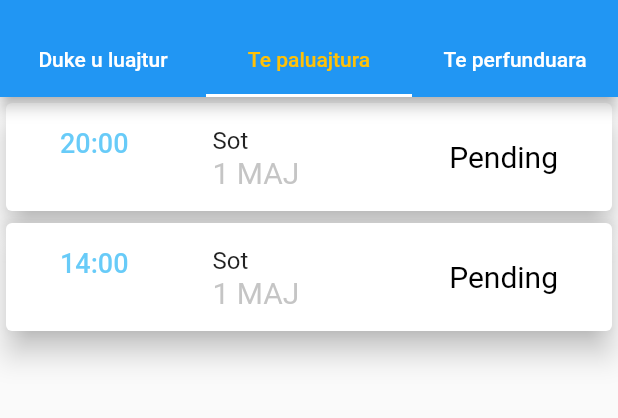
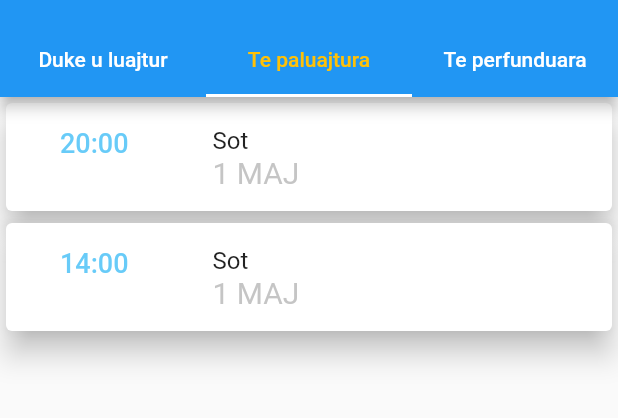
Before and after one commit to fabianberisha/qendra_sportive_shllaku, a Flutter app: the TerminetScreen screen opened by its route, tab 2 chosen, on a phone screen of 412 x 824 dp, the part 59-477 px from its top. Run offline on Flutter 3.47's test engine with Material 2 defaults, Android fonts, the phone set to English and light mode, and no system bars; missing offline and left inert: calendar_strip.

Commit message:
Button widget added, changed state managment, some structuring.

```diff
--- a/lib/main.dart
+++ b/lib/main.dart
@@ -12,7 +12,6 @@ import './screen/tabela_screen.dart';
 import './screen/rezultatet_screen.dart';
 
 void main() => runApp(MyApp());
-
 class MyApp extends StatelessWidget {
   @override
   Widget build(BuildContext context) {
--- a/lib/models/ndeshjet.dart
+++ b/lib/models/ndeshjet.dart
@@ -10,7 +10,7 @@ class Orari {
   );
 }
 
-enum Perfundon { Humbje, Barazim, Fitore, Soon }
+enum Perfundon { Humbje, Barazim, Fitore, NukZgjedh, UnSigned }
 
 class Ndeshja {
   final int id;
@@ -18,14 +18,14 @@ class Ndeshja {
   final TimeOfDay hour;
   final DateTime date;
   final String rezultati;
-  final Perfundon perfundon;
+  Perfundon perfundon;
 
   Ndeshja({
     @required this.user,
     @required this.hour,
     @required this.date,
     @required this.id,
-    this.perfundon = Perfundon.Soon,
+    this.perfundon = Perfundon.UnSigned,
     this.rezultati,
   });
 }
@@ -50,13 +50,13 @@ class NdeshjetItem with ChangeNotifier {
 
   final _ndeshjet = [
     Ndeshja(
-      id: 3,
+      id: 1,
       user: 'Fabian',
       hour: TimeOfDay(hour: 0, minute: 0),
       date: DateTime.now(),
     ),
     Ndeshja(
-      id: 3,
+      id: 2,
       user: 'Fabian',
       hour: TimeOfDay(hour: 20, minute: 0),
       date: DateTime.now(),
@@ -68,6 +68,31 @@ class NdeshjetItem with ChangeNotifier {
       date: DateTime.now(),
     ),
   ];
+
+  int selectedIndex = 0;
+
+  void onSelected(int index) {
+    selectedIndex = index;
+    notifyListeners();
+  }
+
+
+  final String userid = 'Fabian'; //TODO user id generate
+
+  var tapedDate = DateTime.now();
+
+  void onTap(DateTime date) {
+    tapedDate = date;
+    notifyListeners();
+  }
+
+  DateTime get end {
+    final nextMonth = DateTime.now().month + 1;
+    final substract = 31 - DateTime.now().day;
+    final days = 31 - substract;
+    return DateTime(DateTime.now().year, nextMonth, days);
+  }
+
   List<Ndeshja> get ndeshjet {
     return [..._ndeshjet];
   }
@@ -95,7 +120,49 @@ class NdeshjetItem with ChangeNotifier {
     notifyListeners();
   }
 
+  var findMatches;
+
   List<Ndeshja> findMatch(String userid) {
-    return _ndeshjet.where((match) => match.user == userid).toList();
+    findMatches = _ndeshjet.where((match) => match.user == userid).toList();
+    return findMatches;
+  }
+
+  Ndeshja findById(int id) {
+    return findMatches.firstWhere((match) => match.id == id);
+  }
+
+  List<Ndeshja> finishedMatch() {
+    return findMatches.where((match) => match.perfundon);
+  }
+
+  List<Ndeshja> filterMatches(String choice) {
+    if (choice == 'playing') {
+      return findMatches
+          .where((match) =>
+              match.date.year == DateTime.now().year &&
+              match.date.day == DateTime.now().day &&
+              match.date.month == DateTime.now().month &&
+              match.hour.hour == DateTime.now().hour)
+          .toList();
+    }
+
+    if (choice == 'soon') {
+      return findMatches
+          .where((match) =>
+              DateTime.now().isBefore(match.date) ||
+              (match.date.day == DateTime.now().day &&
+                  match.date.month == DateTime.now().month &&
+                  match.hour.hour > DateTime.now().hour))
+          .toList();
+    }
+
+    if (choice == 'finished') {
+      return findMatches
+          .where((match) =>
+              DateTime.now().isAfter(match.date) &&
+              DateTime.now().hour > match.hour.hour)
+          .toList();
+    }
+    return findMatches;
   }
 }
--- a/lib/screen/ndeshjet_screen.dart
+++ b/lib/screen/ndeshjet_screen.dart
@@ -2,13 +2,11 @@ import 'package:flutter/material.dart';
 import '../widgets/app_drawer.dart';
 import 'package:provider/provider.dart';
 import '../models/ndeshjet.dart';
-import 'package:intl/intl.dart';
 
 import '../widgets/tab_ndeshjet.dart';
 
 class TerminetScreen extends StatefulWidget {
   static const routeName = '/ndeshjet_screen';
-  static const userId = 'Fabian';
 
   @override
   _TerminetScreenState createState() => _TerminetScreenState();
@@ -26,9 +24,10 @@ class _TerminetScreenState extends State<TerminetScreen>
 
   @override
   Widget build(BuildContext context) {
-    print(DateTime.now().hour);
-    final userMatches =
-        Provider.of<NdeshjetItem>(context).findMatch(TerminetScreen.userId);
+    final matches = Provider.of<NdeshjetItem>(context);
+    matches.findMatch(matches
+        .userid); //TODO change matches head destination that all widgets can listen
+
     return Scaffold(
       appBar: AppBar(
         title: Text('Ndeshjet'),
@@ -52,28 +51,15 @@ class _TerminetScreenState extends State<TerminetScreen>
       drawer: AppDrawer(),
       body: TabBarView(
         children: [
-           TabNdeshjet(
-            userMatches
-                .where((match) =>
-                    match.date.day == DateTime.now().day &&
-                    match.date.month == DateTime.now().month &&
-                    match.hour.hour == DateTime.now().hour)
-                .toList(),
+          TabNdeshjet(
+            matches.filterMatches('playing'),
           ),
           TabNdeshjet(
-            userMatches
-                .where((match) =>
-                    match.date.day == DateTime.now().day &&
-                    match.date.month == DateTime.now().month &&
-                    match.hour.hour > DateTime.now().hour)
-                .toList(),
+            matches.filterMatches('soon'),
           ),
-          TabNdeshjet(userMatches
-              .where((match) =>
-                  match.date.day <= DateTime.now().day &&
-                  match.date.month <= DateTime.now().month &&
-                  match.hour.hour < DateTime.now().hour)
-              .toList()),
+          TabNdeshjet(
+            matches.filterMatches('finished'),
+          )
         ],
         controller: _tabController,
       ),
--- a/lib/screen/rezervo_screen.dart
+++ b/lib/screen/rezervo_screen.dart
@@ -2,6 +2,7 @@ import 'package:flutter/material.dart';
 import '../widgets/calendar_strip_widget.dart';
 import '../widgets/app_drawer.dart';
 
+//TODO state managment optimization!!!
 
 class RezervoScreen extends StatelessWidget {
   static const routeName = '/rezervo_screen';
--- a/lib/widgets/tab_ndeshjet.dart
+++ b/lib/widgets/tab_ndeshjet.dart
@@ -1,33 +1,25 @@
 import 'package:flutter/material.dart';
-import '../models/ndeshjet.dart';
 import 'package:intl/intl.dart';
-import 'package:intl/date_symbol_data_local.dart';
 import 'package:provider/provider.dart';
 
+import '../widgets/result_widget.dart';
+import '../models/ndeshjet.dart';
+import 'package:intl/date_symbol_data_local.dart';
 
-class TabNdeshjet extends StatefulWidget {
+class TabNdeshjet extends StatelessWidget {
   final List<Ndeshja> userMatches;
 
-  TabNdeshjet(this.userMatches);
-
-  @override
-  _TabNdeshjetState createState() => _TabNdeshjetState();
-}
-
-class _TabNdeshjetState extends State<TabNdeshjet> {
-  @override
-  void initState() {
-    initializeDateFormatting();
-    super.initState();
-  }
+  TabNdeshjet(
+    this.userMatches,
+  );
 
   @override
   Widget build(BuildContext context) {
-    Provider.of<NdeshjetItem>(context);
+    initializeDateFormatting();
     return Container(
       height: 400,
       child: Column(
-        children: widget.userMatches.map((match) {
+        children: userMatches.map((match) {
           return Card(
             elevation: 8,
             child: ListTile(
@@ -59,10 +51,20 @@ class _TabNdeshjetState extends State<TabNdeshjet> {
                               .toUpperCase(),
                 ),
               ),
-              trailing: Container(
-                margin: EdgeInsets.symmetric(horizontal: 20),
-                child: Text('Pending'),
-              ),
+              trailing: (match.perfundon == Perfundon.UnSigned &&
+                      Provider.of<NdeshjetItem>(context, listen: false)
+                          .filterMatches('finished')
+                          .contains(match))
+                  ? ChooseResult(match.id)
+                  : Container(
+                      margin: EdgeInsets.symmetric(horizontal: 20),
+                      child: match.perfundon == Perfundon.Fitore
+                          ? Text('W')
+                          : match.perfundon == Perfundon.Barazim
+                              ? Text('D')
+                              : match.perfundon == Perfundon.Humbje
+                                  ? Text('L')
+                                  : Text('')),
             ),
           );
         }).toList(),
--- a/pubspec.yaml
+++ b/pubspec.yaml
@@ -23,6 +23,7 @@ dependencies:
   calendarro:
   calendar_strip:
   intl:
+  flutter_icons:
 
 
   # The following adds the Cupertino Icons font to your application.
```
Also changed, not shown: lib/models/match_available_provider.dart (added, +9 -0 lines), lib/widgets/button_rezervo.dart (added, +53 -0 lines), lib/widgets/calendar_strip_widget.dart (+10 -18 lines), lib/widgets/match_available_widget.dart (+10 -72 lines), lib/widgets/result_widget.dart (added, +47 -0 lines), pubspec.lock.
